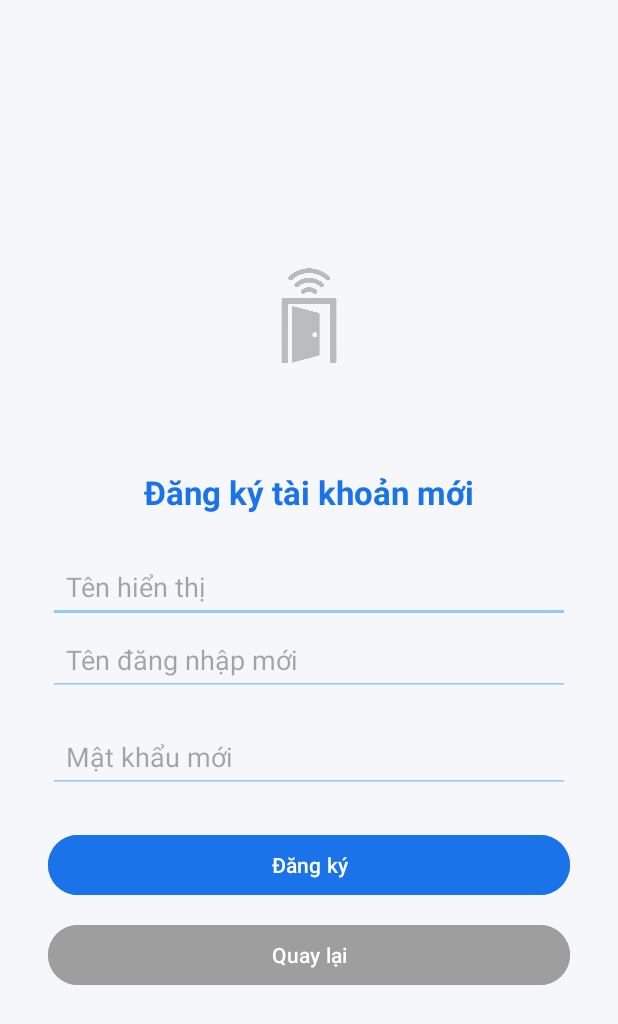
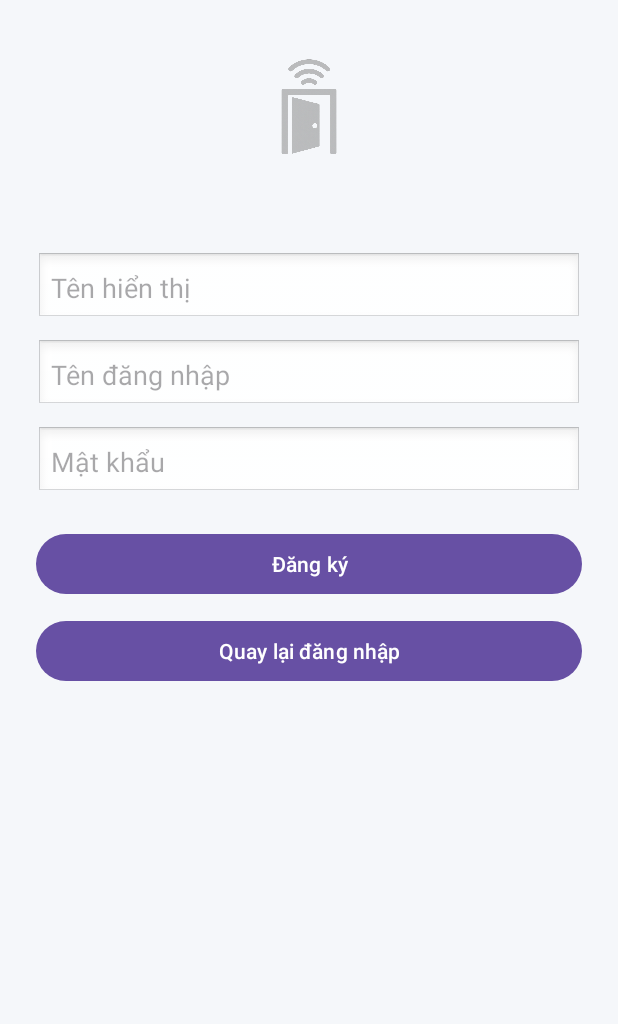
Before and after one commit to nguyenquan1322/SmartDoor, an Android app: the RegisterActivity screen opened directly, with no data from a screen before it, after a tap on "Đăng ký", on a phone screen of 412 x 824 dp. Shown: the top 1024 px of the screen. Run offline under Robolectric (Android 15) with nearby library versions, the phone set to English and light mode, and no system bars; our stand-ins replace Firebase (no records; nobody signed in at launch, a user with empty details on screens opened directly).

Commit message:
add data real and dev ui securiti

```diff
--- a/app/src/main/AndroidManifest.xml
+++ b/app/src/main/AndroidManifest.xml
@@ -15,6 +15,8 @@
 
         <activity android:name=".RegisterActivity" />
 
+        <activity android:name=".SecuritySettingsActivity" />
+
         <!-- Màn hình khởi động (logo) -->
         <activity
             android:name=".SplashActivity"
--- a/app/src/main/java/com/example/smartdoor/RegisterActivity.java
+++ b/app/src/main/java/com/example/smartdoor/RegisterActivity.java
@@ -1,20 +1,26 @@
 package com.example.smartdoor;
 
 import android.content.Intent;
-import android.content.SharedPreferences;
 import android.os.Bundle;
+import android.text.TextUtils;
 import android.widget.*;
+import androidx.annotation.NonNull;
 import androidx.appcompat.app.AppCompatActivity;
+import com.google.firebase.database.*;
+import java.util.HashMap;
 
 public class RegisterActivity extends AppCompatActivity {
 
-    EditText etDisplayName, etNewUser, etNewPass;
-    Button btnRegister, btnBack;
+    private EditText etDisplayName, etNewUser, etNewPass;
+    private Button btnRegister, btnBack;
+    private DatabaseReference userRef;
 
     @Override
     protected void onCreate(Bundle savedInstanceState) {
         super.onCreate(savedInstanceState);
         setContentView(R.layout.activity_register);
+
+        userRef = FirebaseDatabase.getInstance().getReference("Users");
 
         etDisplayName = findViewById(R.id.etDisplayName);
         etNewUser = findViewById(R.id.etNewUser);
@@ -22,31 +28,55 @@ public class RegisterActivity extends AppCompatActivity {
         btnRegister = findViewById(R.id.btnRegister);
         btnBack = findViewById(R.id.btnBack);
 
-        btnRegister.setOnClickListener(v -> {
-            String name = etDisplayName.getText().toString().trim();
-            String user = etNewUser.getText().toString().trim();
-            String pass = etNewPass.getText().toString().trim();
-
-            if (name.isEmpty() || user.isEmpty() || pass.isEmpty()) {
-                Toast.makeText(this, "Vui lòng nhập đầy đủ thông tin", Toast.LENGTH_SHORT).show();
-                return;
-            }
-
-            SharedPreferences prefs = getSharedPreferences("SmartDoorPrefs", MODE_PRIVATE);
-            SharedPreferences.Editor editor = prefs.edit();
-            editor.putString("display_name", name);
-            editor.putString("username", user);
-            editor.putString("password", pass);
-            editor.apply();
-
-            Toast.makeText(this, "Đăng ký thành công 🎉", Toast.LENGTH_SHORT).show();
-            startActivity(new Intent(RegisterActivity.this, LoginActivity.class));
-            finish();
-        });
-
+        btnRegister.setOnClickListener(v -> registerUser());
         btnBack.setOnClickListener(v -> {
             startActivity(new Intent(RegisterActivity.this, LoginActivity.class));
             finish();
         });
     }
+
+    private void registerUser() {
+        String displayName = etDisplayName.getText().toString().trim();
+        String username = etNewUser.getText().toString().trim();
+        String password = etNewPass.getText().toString().trim();
+
+        if (TextUtils.isEmpty(displayName) || TextUtils.isEmpty(username) || TextUtils.isEmpty(password)) {
+            Toast.makeText(this, "Vui lòng nhập đầy đủ thông tin", Toast.LENGTH_SHORT).show();
+            return;
+        }
+
+        if (password.length() < 4) {
+            Toast.makeText(this, "Mật khẩu phải ít nhất 4 ký tự", Toast.LENGTH_SHORT).show();
+            return;
+        }
+
+        userRef.child(username).addListenerForSingleValueEvent(new ValueEventListener() {
+            @Override
+            public void onDataChange(@NonNull DataSnapshot snapshot) {
+                if (snapshot.exists()) {
+                    Toast.makeText(RegisterActivity.this, "Tên người dùng đã tồn tại!", Toast.LENGTH_SHORT).show();
+                } else {
+                    HashMap<String, Object> userMap = new HashMap<>();
+                    userMap.put("displayName", displayName);
+                    userMap.put("username", username);
+                    userMap.put("password", password);
+
+                    userRef.child(username).setValue(userMap).addOnCompleteListener(task -> {
+                        if (task.isSuccessful()) {
+                            Toast.makeText(RegisterActivity.this, "🎉 Đăng ký thành công! Vui lòng đăng nhập", Toast.LENGTH_SHORT).show();
+                            startActivity(new Intent(RegisterActivity.this, LoginActivity.class));
+                            finish();
+                        } else {
+                            Toast.makeText(RegisterActivity.this, "Lỗi khi lưu dữ liệu!", Toast.LENGTH_SHORT).show();
+                        }
+                    });
+                }
+            }
+
+            @Override
+            public void onCancelled(@NonNull DatabaseError error) {
+                Toast.makeText(RegisterActivity.this, "Lỗi kết nối Firebase!", Toast.LENGTH_SHORT).show();
+            }
+        });
+    }
 }
--- /dev/null
+++ b/app/src/main/res/drawable/arrow_back.xml
@@ -0,0 +1,5 @@
+<vector xmlns:android="http://schemas.android.com/apk/res/android" android:autoMirrored="true" android:height="24dp" android:tint="#E10F0F" android:viewportHeight="960" android:viewportWidth="960" android:width="24dp">
+
+    <path android:fillColor="@android:color/white" android:pathData="M313,520L537,744L480,800L160,480L480,160L537,216L313,440L800,440L800,520L313,520Z"/>
+
+</vector>
--- /dev/null
+++ b/app/src/main/res/drawable/bg_card_security.xml
@@ -0,0 +1,5 @@
+<shape xmlns:android="http://schemas.android.com/apk/res/android" android:shape="rectangle">
+    <solid android:color="#FFFFFF" />
+    <corners android:radius="18dp" />
+    <padding android:left="12dp" android:top="12dp" android:right="12dp" android:bottom="12dp" />
+</shape>
--- a/app/src/main/res/layout/activity_register.xml
+++ b/app/src/main/res/layout/activity_register.xml
@@ -1,68 +1,63 @@
-<?xml version="1.0" encoding="utf-8"?>
-<LinearLayout xmlns:android="http://schemas.android.com/apk/res/android"
+<ScrollView xmlns:android="http://schemas.android.com/apk/res/android"
+    android:layout_width="match_parent"
+    android:layout_height="match_parent"
+    android:background="#F5F7FA">
+
+    <LinearLayout
+        android:layout_width="match_parent"
+        android:layout_height="wrap_content"
         android:orientation="vertical"
-    android:gravity="center"
-    android:background="#F5F7FA"
-    android:padding="32dp"
-    android:layout_width="match_parent"
-    android:layout_height="match_parent">
+        android:padding="24dp"
+        android:gravity="center_horizontal">
 
         <ImageView
-        android:src="@drawable/smartdoor_logo"
+            android:id="@+id/imgLogo"
             android:layout_width="120dp"
             android:layout_height="120dp"
-        android:layout_marginBottom="30dp" />
-
-    <TextView
-        android:text="Đăng ký tài khoản mới"
-        android:textColor="#1A73E8"
-        android:textSize="22sp"
-        android:textStyle="bold"
             android:layout_marginBottom="24dp"
-        android:layout_width="wrap_content"
-        android:layout_height="wrap_content" />
+            android:src="@drawable/smartdoor_logo" />
 
         <EditText
             android:id="@+id/etDisplayName"
             android:hint="Tên hiển thị"
-        android:backgroundTint="#90CAF9"
-        android:padding="12dp"
             android:layout_width="match_parent"
-        android:layout_height="wrap_content" />
+            android:layout_height="wrap_content"
+            android:inputType="textPersonName"
+            android:background="@android:drawable/edit_text"
+            android:padding="10dp" />
 
         <EditText
             android:id="@+id/etNewUser"
-        android:hint="Tên đăng nhập mới"
-        android:backgroundTint="#90CAF9"
-        android:padding="12dp"
+            android:hint="Tên đăng nhập"
             android:layout_width="match_parent"
-        android:layout_height="wrap_content" />
+            android:layout_height="wrap_content"
+            android:layout_marginTop="10dp"
+            android:inputType="text"
+            android:background="@android:drawable/edit_text"
+            android:padding="10dp" />
 
         <EditText
             android:id="@+id/etNewPass"
-        android:hint="Mật khẩu mới"
+            android:hint="Mật khẩu"
+            android:layout_width="match_parent"
+            android:layout_height="wrap_content"
+            android:layout_marginTop="10dp"
             android:inputType="textPassword"
-        android:backgroundTint="#90CAF9"
-        android:padding="12dp"
-        android:layout_marginTop="16dp"
-        android:layout_width="match_parent"
-        android:layout_height="wrap_content" />
+            android:background="@android:drawable/edit_text"
+            android:padding="10dp" />
 
         <Button
             android:id="@+id/btnRegister"
             android:text="Đăng ký"
-        android:layout_marginTop="24dp"
-        android:backgroundTint="#1A73E8"
-        android:textColor="#FFFFFF"
             android:layout_width="match_parent"
-        android:layout_height="wrap_content" />
+            android:layout_height="wrap_content"
+            android:layout_marginTop="20dp" />
 
         <Button
             android:id="@+id/btnBack"
-        android:text="Quay lại"
-        android:layout_marginTop="12dp"
-        android:backgroundTint="#9E9E9E"
-        android:textColor="#FFFFFF"
+            android:text="Quay lại đăng nhập"
             android:layout_width="match_parent"
-        android:layout_height="wrap_content" />
+            android:layout_height="wrap_content"
+            android:layout_marginTop="10dp" />
     </LinearLayout>
+</ScrollView>
```
Also changed, not shown: app/src/main/java/com/example/smartdoor/LoginActivity.java (+80 -29 lines), app/src/main/java/com/example/smartdoor/MainActivity.java (+58 -15 lines), app/src/main/java/com/example/smartdoor/SecuritySettingsActivity.java (added, +44 -0 lines), app/src/main/res/layout/activity_login.xml (+37 -35 lines), app/src/main/res/layout/activity_security_settings.xml (added, +83 -0 lines). Lines whose indentation alone changed are shown as unchanged.
